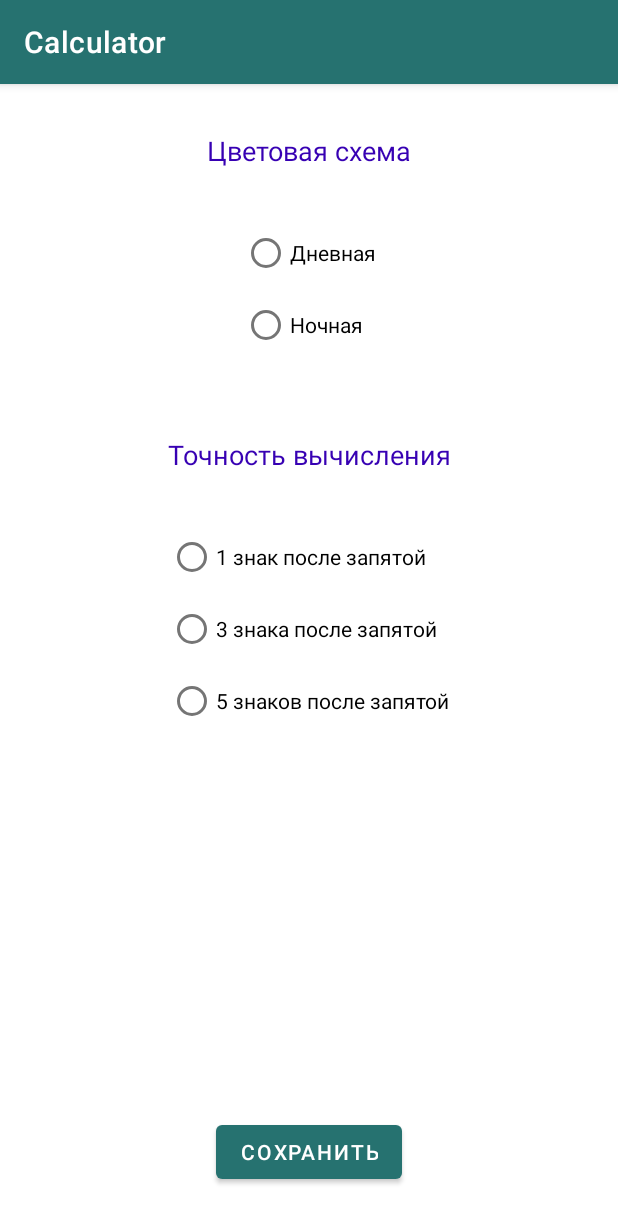
After one commit to DudarIg/Calculator, an Android app: the SetActivity screen opened directly, with no data from a screen before it, on a phone screen of 412 x 824 dp. The commit adds this screen. Shown: the top 1223 px of the screen. Run offline under Robolectric (Android 15) with nearby library versions, the phone set to English and light mode, and no system bars; 1 statement that could not run was skipped.

Commit message:
lesson5: Создал SetActivity для изменения темы (дневная, ночная) и выбора точности вычислений (кол-во знаков после запятой) через пункт меню и класс Settings

```diff
--- a/app/src/main/AndroidManifest.xml
+++ b/app/src/main/AndroidManifest.xml
@@ -10,6 +10,9 @@
         android:supportsRtl="true"
         android:theme="@style/Theme.Calculator">
         <activity
+            android:name=".SetActivity"
+            android:exported="true" />
+        <activity
             android:name=".MainActivity"
             android:exported="true">
             <intent-filter>
--- /dev/null
+++ b/app/src/main/java/ru/dudar/calculator/SetActivity.java
@@ -0,0 +1,93 @@
+package ru.dudar.calculator;
+
+import androidx.appcompat.app.AppCompatActivity;
+
+import android.app.Activity;
+import android.content.Intent;
+import android.os.Bundle;
+import android.widget.RadioButton;
+
+public class SetActivity extends AppCompatActivity {
+    static final String SET_KEY_IN = "SET_KEY_IN";
+    static final String SET_KEY_OUT = "SET_KEY_OUT";
+
+    private RadioButton rb1, rb3, rb5;
+    private RadioButton rbDen, rbNight;
+
+    @Override
+    protected void onCreate(Bundle savedInstanceState) {
+        super.onCreate(savedInstanceState);
+        setContentView(R.layout.activity_set);
+        initRB();
+        loadIntent();
+
+        findViewById(R.id.save_button).setOnClickListener(v -> {
+
+            Settings setResultData = new Settings();
+
+            if (rb1.isChecked()) {
+                setResultData.precise = 1;
+            }
+            if (rb3.isChecked()) {
+                setResultData.precise = 3;
+            }
+            if (rb5.isChecked()) {
+                setResultData.precise = 5;
+            }
+            if (rbDen.isChecked()) {
+                setResultData.colorScheme = 1;
+            }
+            if (rbNight.isChecked()) {
+                setResultData.colorScheme = 2;
+            }
+            Intent dataResult = new Intent().putExtra(SET_KEY_OUT, setResultData);
+            setResult(Activity.RESULT_OK, dataResult);
+            finish();
+        });
+
+    }
+
+    private void initRB() {
+        rb1 = findViewById(R.id.rB_z1);
+        rb3 = findViewById(R.id.rB_z3);
+        rb5 = findViewById(R.id.rB_z5);
+        rbDen = findViewById(R.id.rB_Den);
+        rbNight = findViewById(R.id.rB_Night);
+    }
+
+
+    private void loadIntent() {
+        Intent data = getIntent();
+        Settings setData = (Settings) data.getSerializableExtra(SET_KEY_IN);
+        saveRB(setData);
+    }
+
+    private void saveRB(Settings setData) {
+
+        switch (setData.colorScheme) {
+            case 1: {
+                rbDen.setChecked(true);
+                break;
+            }
+            case 2: {
+                rbNight.setChecked(true);
+                break;
+            }
+        }
+
+        switch (setData.precise) {
+            case 1: {
+                rb1.setChecked(true);
+                break;
+            }
+            case 3: {
+                rb3.setChecked(true);
+                break;
+            }
+            case 5: {
+                rb5.setChecked(true);
+                break;
+            }
+        }
+    }
+}
--- /dev/null
+++ b/app/src/main/res/layout/activity_set.xml
@@ -0,0 +1,99 @@
+<?xml version="1.0" encoding="utf-8"?>
+<androidx.constraintlayout.widget.ConstraintLayout
+    xmlns:android="http://schemas.android.com/apk/res/android"
+    xmlns:app="http://schemas.android.com/apk/res-auto"
+    xmlns:tools="http://schemas.android.com/tools"
+    android:layout_width="match_parent"
+    android:layout_height="match_parent"
+    tools:context=".SetActivity">
+
+    <TextView
+        android:id="@+id/textView"
+        android:layout_width="wrap_content"
+        android:layout_height="wrap_content"
+        android:layout_marginTop="@dimen/button_text"
+        android:text="Цветовая схема"
+        android:textColor="@color/purple_700"
+        android:textSize="@dimen/text_settings"
+        app:layout_constraintEnd_toEndOf="parent"
+        app:layout_constraintStart_toStartOf="parent"
+        app:layout_constraintTop_toTopOf="parent" />
+
+    <RadioGroup
+        android:id="@+id/radioGroup"
+        android:layout_width="wrap_content"
+        android:layout_height="wrap_content"
+        android:layout_marginTop="@dimen/button_text"
+        android:gravity="center"
+        app:layout_constraintEnd_toEndOf="parent"
+        app:layout_constraintStart_toStartOf="parent"
+        app:layout_constraintTop_toBottomOf="@+id/textView">
+
+        <RadioButton
+            android:id="@+id/rB_Den"
+            android:layout_width="match_parent"
+            android:layout_height="wrap_content"
+            android:checked="false"
+            android:text="Дневная"
+            android:textSize="@dimen/text_rb" />
+
+        <RadioButton
+            android:id="@+id/rB_Night"
+            android:layout_width="match_parent"
+            android:layout_height="wrap_content"
+            android:text="Ночная"
+            android:textSize="@dimen/text_rb" />
+
+    </RadioGroup>
+
+    <TextView
+        android:id="@+id/textView3"
+        android:layout_width="wrap_content"
+        android:layout_height="wrap_content"
+        android:layout_marginTop="@dimen/margin_top"
+        android:textColor="@color/purple_700"
+        android:text="@string/presice"
+        android:textSize="@dimen/text_settings"
+        app:layout_constraintEnd_toEndOf="parent"
+        app:layout_constraintStart_toStartOf="parent"
+        app:layout_constraintTop_toBottomOf="@+id/radioGroup" />
+
+    <RadioGroup
+        android:id="@+id/radioGroup1"
+        android:layout_width="wrap_content"
+        android:layout_height="wrap_content"
+        android:layout_marginTop="@dimen/button_text"
+        app:layout_constraintEnd_toEndOf="parent"
+        app:layout_constraintStart_toStartOf="parent"
+        app:layout_constraintTop_toBottomOf="@+id/textView3">
+
+        <RadioButton
+            android:id="@+id/rB_z1"
+            android:layout_width="wrap_content"
+            android:layout_height="wrap_content"
+            android:text="@string/_1_znak" />
+
+        <RadioButton
+            android:id="@+id/rB_z3"
+            android:layout_width="wrap_content"
+            android:layout_height="wrap_content"
+            android:text="@string/_3_znaka" />
+        <RadioButton
+            android:id="@+id/rB_z5"
+            android:layout_width="wrap_content"
+            android:layout_height="wrap_content"
+            android:text="@string/_5_znaka" />
+
+    </RadioGroup>
+
+    <Button
+        android:id="@+id/save_button"
+        android:layout_width="wrap_content"
+        android:layout_height="wrap_content"
+        android:layout_marginBottom="@dimen/button_text"
+        android:text="@string/save_button"
+        app:layout_constraintBottom_toBottomOf="parent"
+        app:layout_constraintEnd_toEndOf="parent"
+        app:layout_constraintStart_toStartOf="parent" />
+
+</androidx.constraintlayout.widget.ConstraintLayout>
--- /dev/null
+++ b/app/src/main/res/values-night/strings.xml
@@ -0,0 +1,4 @@
+<?xml version="1.0" encoding="utf-8"?>
+<resources>
+    <string name="save_button">Сохранить</string>
+</resources>
--- a/app/src/main/res/values/dimen.xml
+++ b/app/src/main/res/values/dimen.xml
@@ -6,4 +6,6 @@
     <dimen name="margin_top">50dp</dimen>
     <dimen name="margin10">10dp</dimen>
     <dimen name="margin_left">400dp</dimen>
+    <dimen name="text_settings">18sp</dimen>
+    <dimen name="text_rb">14sp</dimen>
 </resources>
--- a/app/src/main/res/values/strings.xml
+++ b/app/src/main/res/values/strings.xml
@@ -17,4 +17,10 @@
     <string name="_share">÷</string>
     <string name="_equally">=</string>
     <string name="_reset">C</string>
+    <string name="settings">set</string>
+    <string name="presice">Точность вычисления</string>
+    <string name="_1_znak">1 знак после запятой</string>
+    <string name="_3_znaka">3 знака после запятой</string>
+    <string name="_5_znaka">5 знаков после запятой</string>
+    <string name="save_button">Сохранить</string>
 </resources>
--- a/app/src/main/res/values/styles.xml
+++ b/app/src/main/res/values/styles.xml
@@ -1,5 +1,9 @@
 <?xml version="1.0" encoding="utf-8"?>
 <resources>
+    <style name="Night">
+        <item name="android:background">@color/black</item>
+    </style>
+
     <style name="CalcButton">
         <item name="android:layout_width">wrap_content</item>
         <item name="android:layout_height">wrap_content</item>
@@ -18,4 +22,5 @@
         <item name="android:textColor">@color/red</item>
     </style>
 
+
 </resources>
```
Also changed, not shown: app/src/main/java/ru/dudar/calculator/Calc.java (+4 -3 lines), app/src/main/java/ru/dudar/calculator/MainActivity.java (+91 -36 lines), app/src/main/java/ru/dudar/calculator/Settings.java (added, +8 -0 lines), app/src/main/res/menu/menu_main.xml (added, +8 -0 lines), app/src/main/res/values/themes.xml (+13 -0 lines).
